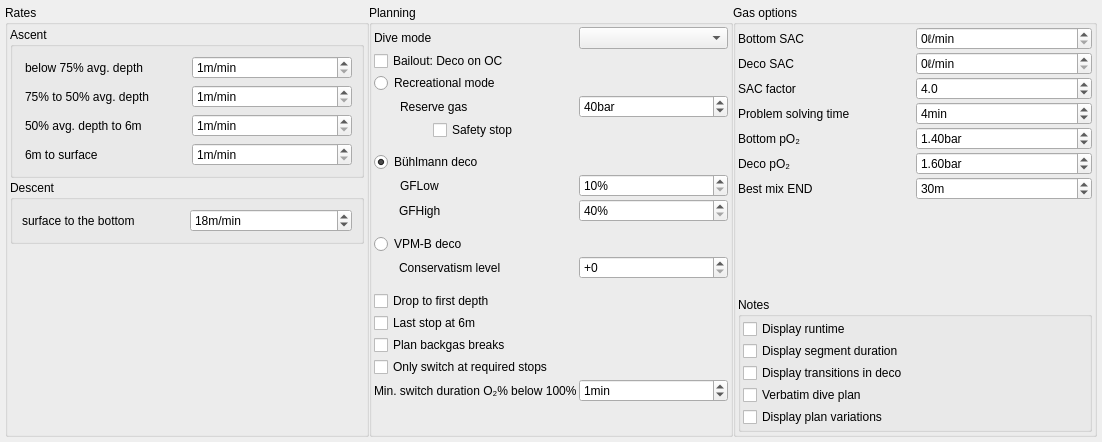
This is desktop-widgets/plannerSettings.ui in subsurface/subsurface as Qt 5 draws it before an edit. The edited form follows.
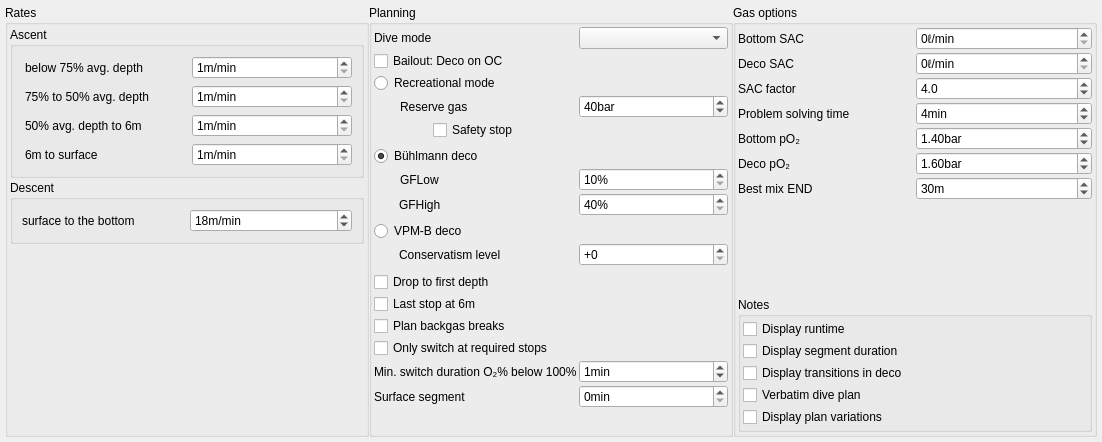
This is the edited form.

Commit message: Add UI element for final surface segment in planner

Diff of the .ui file:
```diff
--- a/desktop-widgets/plannerSettings.ui
+++ b/desktop-widgets/plannerSettings.ui
@@ -523,6 +523,20 @@
             </property>
            </widget>
           </item>
+          <item row="24" column="1">
+           <widget class="QLabel" name="label_surface_segment">
+            <property name="text">
+             <string>Surface segment</string>
+            </property>
+           </widget>
+          </item>
+          <item row="24" column="2">
+           <widget class="QSpinBox" name="surface_segment">
+            <property name="suffix">
+             <string>min</string>
+            </property>
+           </widget>
+          </item>
          </layout>
         </widget>
        </item>
```
The commit also changes 8 other files.
